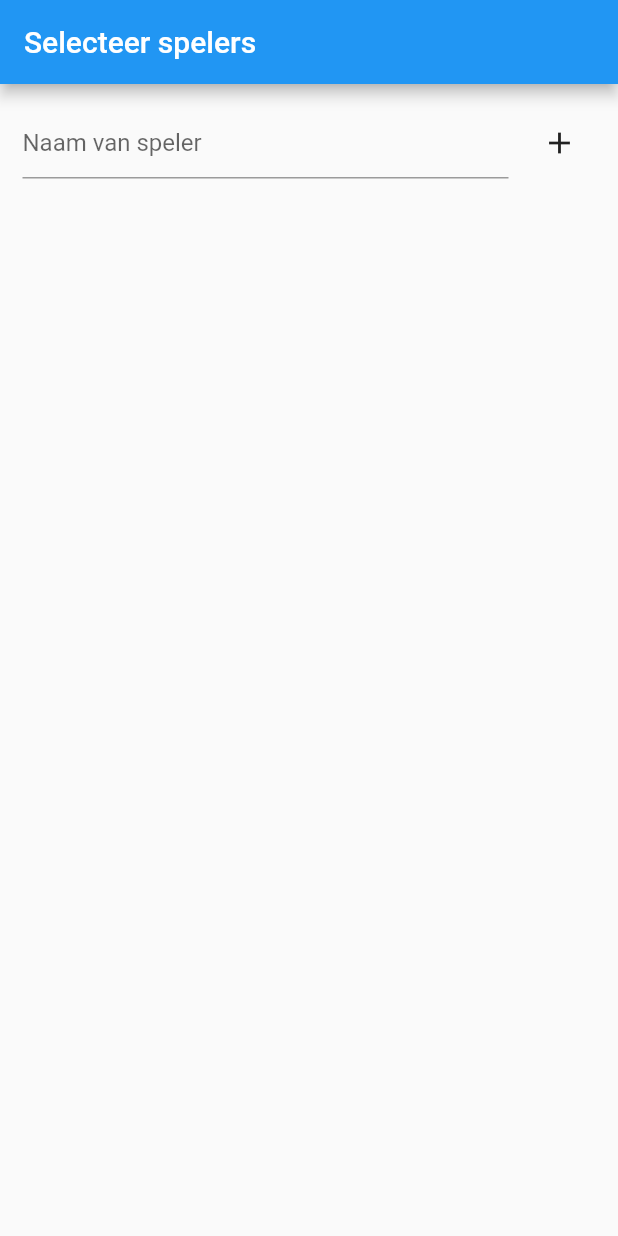
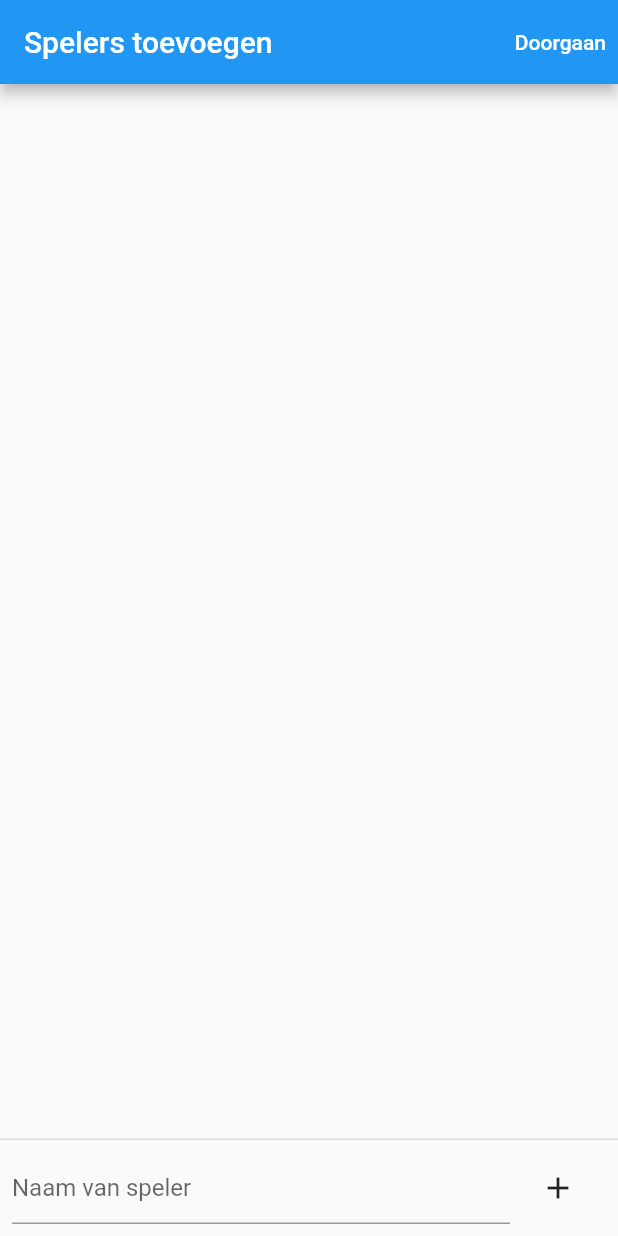
Before and after one commit to ivard/franks_zoo_scoring_app, a Flutter app: the screen it shows after launch, after a tap on the "add" icon, on a phone screen of 412 x 824 dp. Run offline on Flutter 3.47's test engine with Material 2 defaults, Android fonts, the light colour scheme and no system bars.

Commit message:
Added screen to add new players

```diff
--- a/lib/main.dart
+++ b/lib/main.dart
@@ -1,5 +1,5 @@
 import 'package:flutter/material.dart';
-import 'package:franks_zoo_scoring_app/src/screens/select_players/select_players_screen.dart';
+import 'package:franks_zoo_scoring_app/src/screens/add_players_screen.dart';
 
 void main() {
   runApp(const FranksZooScoringApp());
@@ -14,19 +14,10 @@ class FranksZooScoringApp extends StatelessWidget {
     return MaterialApp(
       title: "Frank's zoo scoring app",
       theme: ThemeData(
-        // This is the theme of your application.
-        //
-        // Try running your application with "flutter run". You'll see the
-        // application has a blue toolbar. Then, without quitting the app, try
-        // changing the primarySwatch below to Colors.green and then invoke
-        // "hot reload" (press "r" in the console where you ran "flutter run",
-        // or simply save your changes to "hot reload" in a Flutter IDE).
-        // Notice that the counter didn't reset back to zero; the application
-        // is not restarted.
         primarySwatch: Colors.blue,
       ),
-      home: SelectPlayersScreen(
-        onPlayersSelected: (players) {},
+      home: AddPlayersScreen(
+        onPlayersSelected: (players) => debugPrint(players.toString()),
       ),
     );
   }
--- /dev/null
+++ b/lib/src/screens/add_players_screen.dart
@@ -0,0 +1,106 @@
+import 'package:flutter/material.dart';
+import 'package:franks_zoo_scoring_app/src/widgets/app_container.dart';
+
+class AddPlayersScreen extends StatefulWidget {
+  final Function(List<String>) onPlayersSelected;
+
+  const AddPlayersScreen({
+    Key? key,
+    required this.onPlayersSelected,
+  }) : super(key: key);
+
+  @override
+  State<StatefulWidget> createState() => _AddPlayersScreenState();
+}
+
+class _AddPlayersScreenState extends State<AddPlayersScreen> {
+  final List<String> _players = [];
+
+  final _inputController = TextEditingController();
+
+  void _addPlayer() {
+    final newPlayer = _inputController.text;
+    if (_players.contains(newPlayer)) {
+      ScaffoldMessenger.of(context).showSnackBar(
+        const SnackBar(
+          content: Text('Deze speler bestaat al.'),
+        ),
+      );
+    } else {
+      setState(() => _players.add(newPlayer));
+      _inputController.clear();
+    }
+  }
+
+  void _onContinue() {
+    if (_players.isEmpty) {
+      ScaffoldMessenger.of(context).showSnackBar(
+        const SnackBar(
+          content: Text('Geen spelers gevonden.'),
+        ),
+      );
+    } else {
+      widget.onPlayersSelected(_players);
+    }
+  }
+
+  @override
+  Widget build(BuildContext context) => AppContainer(
+        title: 'Spelers toevoegen',
+        action: TextButton(
+          style: TextButton.styleFrom(
+              primary: Theme.of(context).colorScheme.onPrimary),
+          child: const Text('Doorgaan'),
+          onPressed: _onContinue,
+        ),
+        body: Column(
+          children: ListTile.divideTiles(
+            context: context,
+            tiles: _players.asMap().entries.map(
+                  (entry) => Dismissible(
+                      key: Key(entry.key.toString()),
+                      background: Container(
+                        color: Theme.of(context).errorColor,
+                        child: Row(
+                          mainAxisAlignment: MainAxisAlignment.spaceBetween,
+                          children: List.filled(
+                            2,
+                            Padding(
+                              padding:
+                                  const EdgeInsets.symmetric(horizontal: 10),
+                              child: Icon(
+                                Icons.delete,
+                                color:
+                                    Theme.of(context).scaffoldBackgroundColor,
+                              ),
+                            ),
+                          ),
+                        ),
+                      ),
+                      onDismissed: (_) =>
+                          setState(() => _players.remove(entry.value)),
+                      child: ListTile(title: Text(entry.value))),
+                ),
+          ).toList(),
+        ),
+        footer: Row(
+          children: [
+            Expanded(
+              child: TextField(
+                decoration: const InputDecoration(
+                  hintText: 'Naam van speler',
+                ),
+                controller: _inputController,
+                onSubmitted: (_) => _addPlayer(),
+              ),
+            ),
+            IconButton(
+              icon: const Icon(Icons.add),
+              padding: const EdgeInsets.symmetric(vertical: 5, horizontal: 20),
+              splashRadius: 30,
+              onPressed: _addPlayer,
+            ),
+          ],
+        ),
+      );
+}
--- a/lib/src/screens/select_players/select_players_screen.dart
+++ /dev/null
@@ -1,48 +0,0 @@
-import 'package:flutter/material.dart';
-import 'package:franks_zoo_scoring_app/src/widgets/app_container.dart';
-
-class SelectPlayersScreen extends StatefulWidget {
-  final Function(List<String>) onPlayersSelected;
-
-  const SelectPlayersScreen({
-    Key? key,
-    required this.onPlayersSelected,
-  }) : super(key: key);
-
-  @override
-  State<StatefulWidget> createState() => _SelectPlayersScreenState();
-}
-
-class _SelectPlayersScreenState extends State<SelectPlayersScreen> {
-  final List<String> _players = [];
-
-  final _inputController = TextEditingController();
-
-  @override
-  Widget build(BuildContext context) => AppContainer(
-        title: 'Selecteer spelers',
-        child: Column(
-          children: [
-            Row(
-              children: [
-                Expanded(
-                  child: TextField(
-                    decoration: const InputDecoration(
-                      hintText: 'Naam van speler',
-                    ),
-                    controller: _inputController,
-                  ),
-                ),
-                const SizedBox(width: 10),
-                IconButton(
-                  icon: const Icon(Icons.add),
-                  onPressed: () =>
-                      setState(() => _players.add(_inputController.text)),
-                ),
-              ],
-            ),
-            ..._players.map((player) => Text(player)).toList(),
-          ],
-        ),
-      );
-}
--- a/lib/src/widgets/app_container.dart
+++ b/lib/src/widgets/app_container.dart
@@ -1,31 +1,29 @@
 import 'package:flutter/material.dart';
 
 class AppContainer extends StatelessWidget {
-  static const double _maxBodyWidth = 500;
-  static const double _padding = 15;
+  final String title;
+  final Widget body;
+  final Widget? footer;
 
-  final String title;
-  final Widget child;
+  final Widget? action;
 
   const AppContainer({
     Key? key,
     required this.title,
-    required this.child,
+    required this.body,
+    this.footer,
+    this.action,
   }) : super(key: key);
 
   @override
   Widget build(BuildContext context) => Scaffold(
         appBar: AppBar(
           title: Text(title),
+          actions: action != null ? [action!] : null,
         ),
         body: SingleChildScrollView(
-          child: Container(
-            constraints: BoxConstraints.loose(
-              const Size.fromWidth(_maxBodyWidth),
-            ),
-            padding: const EdgeInsets.all(_padding),
-            child: child,
-          ),
+          child: body,
         ),
+        persistentFooterButtons: footer != null ? [footer!] : null,
       );
 }
```
Also changed, not shown: 1 other file.
